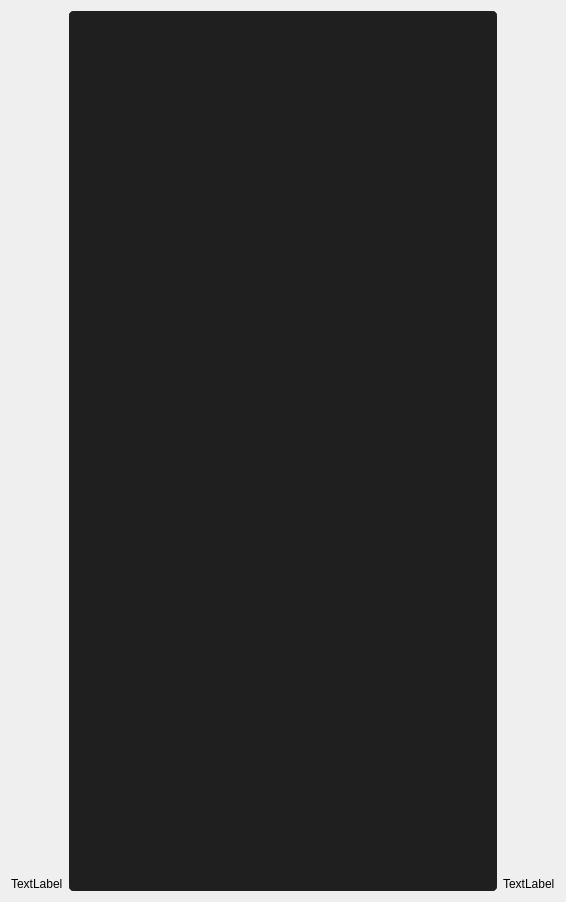
Capsize-Games/airunner, file src/airunner/widgets/llm/templates/message.ui: the form before one commit.
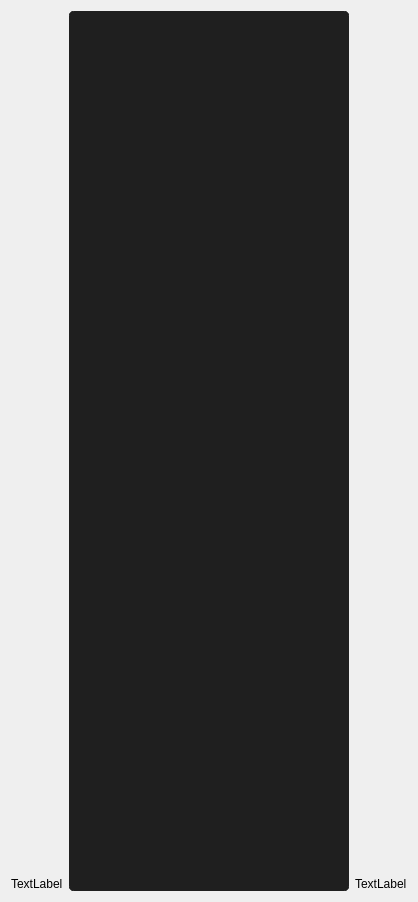
The form after the commit.

Patch:
```diff
--- a/src/airunner/widgets/llm/templates/message.ui
+++ b/src/airunner/widgets/llm/templates/message.ui
@@ -6,12 +6,12 @@
    <rect>
     <x>0</x>
     <y>0</y>
-    <width>566</width>
+    <width>418</width>
     <height>902</height>
    </rect>
   </property>
   <property name="sizePolicy">
-   <sizepolicy hsizetype="Preferred" vsizetype="MinimumExpanding">
+   <sizepolicy hsizetype="Expanding" vsizetype="MinimumExpanding">
     <horstretch>0</horstretch>
     <verstretch>0</verstretch>
    </sizepolicy>
@@ -41,7 +41,7 @@
      <item>
       <widget class="QTextEdit" name="content">
        <property name="sizePolicy">
-        <sizepolicy hsizetype="Expanding" vsizetype="MinimumExpanding">
+        <sizepolicy hsizetype="MinimumExpanding" vsizetype="MinimumExpanding">
          <horstretch>0</horstretch>
          <verstretch>0</verstretch>
         </sizepolicy>
```
